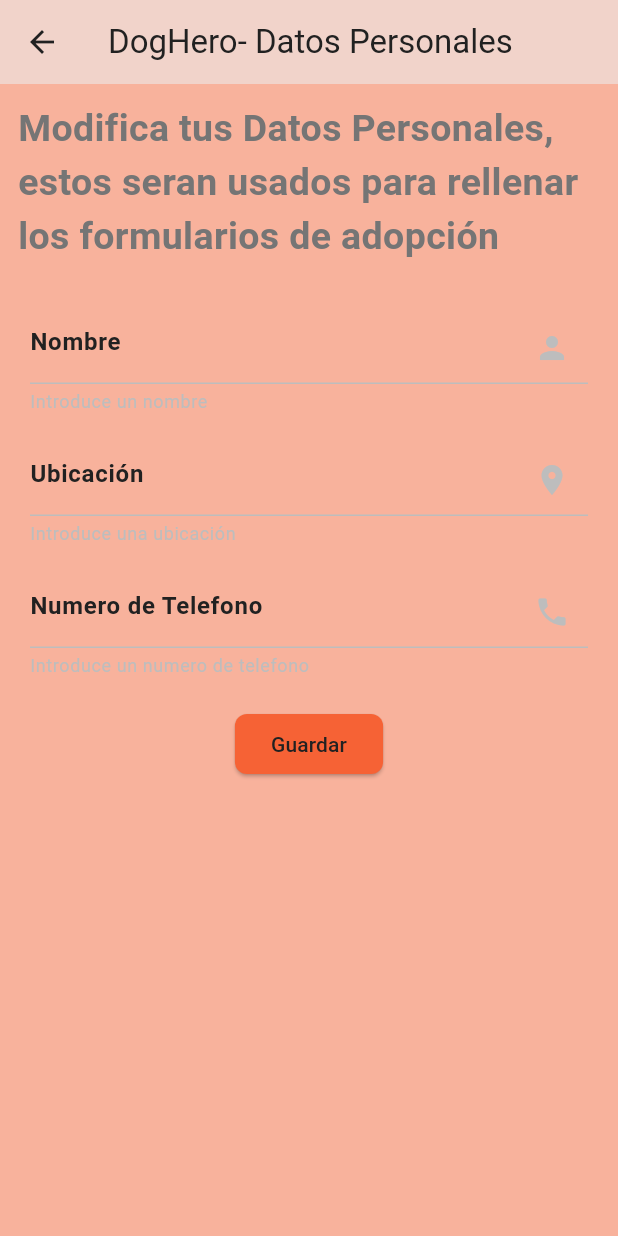
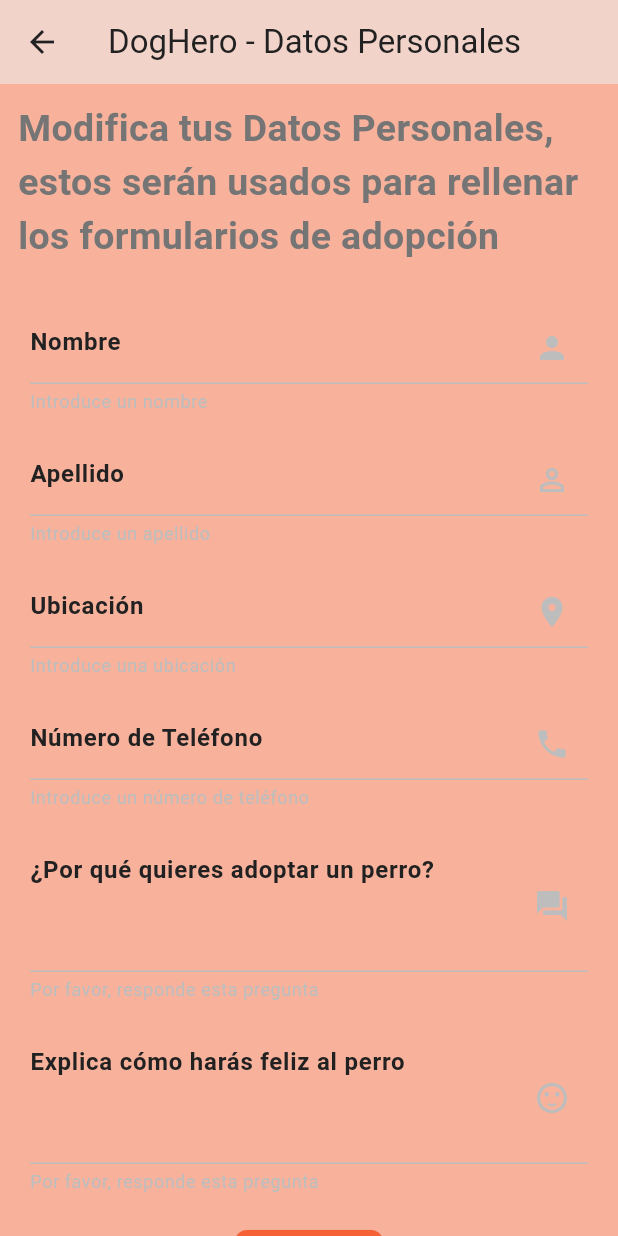
Before and after one commit to nereagorostidi/DogHero, a Flutter app: the Preferencias screen opened directly, after a tap on "Guardar", on a phone screen of 412 x 824 dp. Run offline on Flutter 3.47's test engine with Material 3 defaults, Android fonts, the phone set to English and light mode, and no system bars; our stand-ins replace cloud_firestore, curved_navigation_bar, firebase_auth, firebase_core, firebase_messaging, flutter_custom_clippers and 4 more; missing offline and left inert: mailer; accounts and stored records are empty.

Commit message:
Nuevos Settings
Se añaden nuevos Setting, y se arregla Bug en los filtros

```diff
--- a/lib/UI/preferencias.dart
+++ b/lib/UI/preferencias.dart
@@ -8,6 +8,7 @@
 import 'package:provider/provider.dart';
 import 'package:doghero_app/utils/constants.dart';
 import 'package:doghero_app/models/user.dart';
+import 'package:firebase_messaging/firebase_messaging.dart'; // Import necesario para el FCM token
 
 class Preferencias extends StatefulWidget {
   const Preferencias({super.key});
@@ -19,24 +20,43 @@
 class _PreferenciasState extends State<Preferencias> {
   final AuthService _auth = AuthService();
   final _formKey = GlobalKey<FormState>();
+
+  // Variables para almacenar los datos del formulario
   String _name = '';
+  String _surname = ''; // Nuevo: Apellido
+  String _location = '';
   int _number = 0;
-  String _location = '';
-  final int _prefDogSize = 0;
+  String _whyAdopt = ''; // Nuevo: ¿Por qué quieres adoptar?
+  String _makeHappy = ''; // Nuevo: ¿Cómo harás feliz al perro?
+  String? _fcmToken; // Token FCM del dispositivo
+
+  @override
+  void initState() {
+    super.initState();
+    _getFcmToken(); // Obtiene el FCM token al cargar la pantalla
+  }
+
+  // Método para obtener el FCM token
+  Future<void> _getFcmToken() async {
+    FirebaseMessaging messaging = FirebaseMessaging.instance;
+    String? token = await messaging.getToken();
+    setState(() {
+      _fcmToken = token;
+    });
+    print("FCM Token: $_fcmToken");
+  }
 
   @override
   Widget build(BuildContext context) {
     return StreamProvider<User?>.value(
-      value: _auth.user,
+      value: _auth.user, // Proporciona el usuario autenticado
       initialData: null,
       child: Consumer<User?>(
         builder: (context, user, _) {
           return Scaffold(
-            //backgroundColor: Colors.orange,
             appBar: AppBar(
-              //backgroundColor: const Color.fromARGB(255, 87, 88, 88),
               elevation: 0.0,
-              title: const Text('DogHero- Datos Personales'),
+              title: const Text('DogHero - Datos Personales'),
             ),
             body: SizedBox(
               width: double.infinity,
@@ -47,11 +67,10 @@
                     const Padding(
                       padding: EdgeInsets.all(12.0),
                       child: Text(
-                        'Modifica tus Datos Personales, estos seran usados para rellenar los formularios de adopción',
+                        'Modifica tus Datos Personales, estos serán usados para rellenar los formularios de adopción',
                         style: TextStyle(
                           fontSize: 25.0,
                           fontWeight: FontWeight.bold,
-                          //color: Colors.white,
                         ),
                       ),
                     ),
@@ -61,6 +80,7 @@
                         key: _formKey,
                         child: Column(
                           children: <Widget>[
+                            // Campo: Nombre
                             TextFormField(
                               decoration: textFieldDecoration.copyWith(
                                 hintText: 'Nombre',
@@ -73,6 +93,20 @@
                               },
                             ),
                             const SizedBox(height: 20.0),
+                            // Campo: Apellido
+                            TextFormField(
+                              decoration: textFieldDecoration.copyWith(
+                                hintText: 'Apellido',
+                                suffixIcon: const Icon(Icons.person_outline),
+                              ),
+                              validator: (val) =>
+                                  val!.isEmpty ? 'Introduce un apellido' : null,
+                              onChanged: (val) {
+                                setState(() => _surname = val);
+                              },
+                            ),
+                            const SizedBox(height: 20.0),
+                            // Campo: Ubicación
                             TextFormField(
                               decoration: textFieldDecoration.copyWith(
                                 hintText: 'Ubicación',
@@ -86,31 +120,73 @@
                               },
                             ),
                             const SizedBox(height: 20.0),
+                            // Campo: Teléfono
                             TextFormField(
                               decoration: textFieldDecoration.copyWith(
-                                hintText: 'Numero de Telefono',
+                                hintText: 'Número de Teléfono',
                                 suffixIcon: const Icon(Icons.phone),
                               ),
+                              keyboardType: TextInputType.phone,
                               validator: (val) => val!.isEmpty
-                                  ? 'Introduce un numero de telefono'
+                                  ? 'Introduce un número de teléfono'
                                   : null,
                               onChanged: (val) {
-                                setState(
-                                    () => _number = int.tryParse(val) ?? 0);
+                                setState(() => _number = int.tryParse(val) ?? 0);
                               },
                             ),
                             const SizedBox(height: 20.0),
+                            // Campo: ¿Por qué quieres adoptar?
+                            TextFormField(
+                              decoration: textFieldDecoration.copyWith(
+                                hintText: '¿Por qué quieres adoptar un perro?',
+                                suffixIcon: const Icon(Icons.question_answer),
+                              ),
+                              maxLines: 3,
+                              validator: (val) => val!.isEmpty
+                                  ? 'Por favor, responde esta pregunta'
+                                  : null,
+                              onChanged: (val) {
+                                setState(() => _whyAdopt = val);
+                              },
+                            ),
+                            const SizedBox(height: 20.0),
+                            // Campo: ¿Cómo harás feliz al perro?
+                            TextFormField(
+                              decoration: textFieldDecoration.copyWith(
+                                hintText:
+                                    'Explica cómo harás feliz al perro',
+                                suffixIcon: const Icon(Icons.sentiment_satisfied),
+                              ),
+                              maxLines: 3,
+                              validator: (val) => val!.isEmpty
+                                  ? 'Por favor, responde esta pregunta'
+                                  : null,
+                              onChanged: (val) {
+                                setState(() => _makeHappy = val);
+                              },
+                            ),
+                            const SizedBox(height: 20.0),
+                            // Botón para guardar los datos
                             ElevatedButton(
                               style: ElevatedButton.styleFrom(),
-                              child: const Text(
-                                'Guardar',
-                                //style: TextStyle(color: Colors.white),
-                              ),
+                              child: const Text('Guardar'),
                               onPressed: () async {
                                 if (_formKey.currentState!.validate()) {
                                   await DatabaseService(uid: user!.uid)
                                       .updateUserData(
-                                          _name, _number, _location);
+                                    name: _name,
+                                    surname: _surname,
+                                    location: _location,
+                                    phone: _number,
+                                    whyAdopt: _whyAdopt,
+                                    makeHappy: _makeHappy,
+                                    fcmToken: _fcmToken,
+                                  );
+                                  ScaffoldMessenger.of(context).showSnackBar(
+                                    const SnackBar(
+                                        content:
+                                            Text('Datos guardados correctamente')),
+                                  );
                                 }
                               },
                             ),
```
Also changed, not shown: lib/UI/filter_screen.dart (+74 -33 lines), lib/services/auth.dart (+9 -1 lines), lib/services/db.dart (+141 -44 lines).
